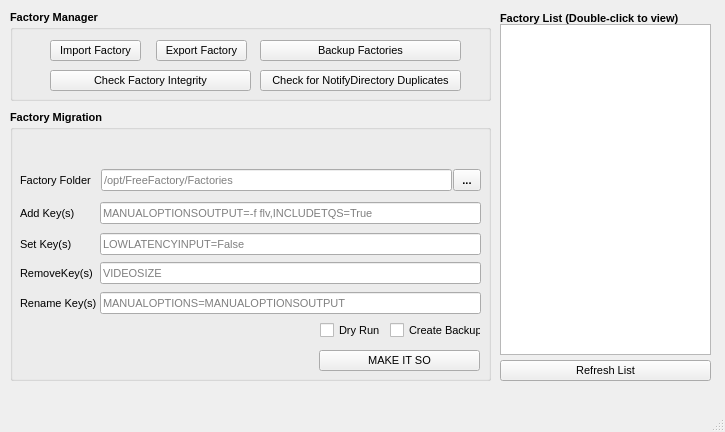
Old version of the form bin/FactoryMgr.ui in the repository lacojim/FreeFactoryQT.
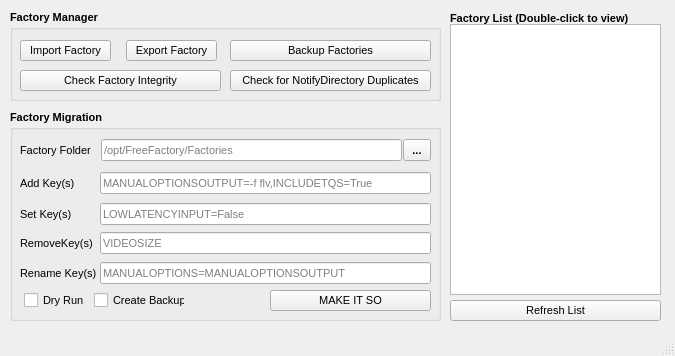
New version of the form.

```diff
--- a/bin/FactoryMgr.ui
+++ b/bin/FactoryMgr.ui
@@ -6,8 +6,8 @@
    <rect>
     <x>0</x>
     <y>0</y>
-    <width>725</width>
-    <height>432</height>
+    <width>675</width>
+    <height>356</height>
    </rect>
   </property>
   <property name="windowTitle">
@@ -19,7 +19,7 @@
      <rect>
       <x>10</x>
       <y>10</y>
-      <width>481</width>
+      <width>431</width>
       <height>91</height>
      </rect>
     </property>
@@ -35,7 +35,7 @@
     <widget class="QPushButton" name="ExportFactory">
      <property name="geometry">
       <rect>
-       <x>146</x>
+       <x>116</x>
        <y>30</y>
        <width>91</width>
        <height>21</height>
@@ -57,7 +57,7 @@
     <widget class="QPushButton" name="ImportFactory">
      <property name="geometry">
       <rect>
-       <x>40</x>
+       <x>10</x>
        <y>30</y>
        <width>91</width>
        <height>21</height>
@@ -79,7 +79,7 @@
     <widget class="QPushButton" name="BackupFactories">
      <property name="geometry">
       <rect>
-       <x>250</x>
+       <x>220</x>
        <y>30</y>
        <width>201</width>
        <height>21</height>
@@ -101,7 +101,7 @@
     <widget class="QPushButton" name="CheckFactoryIntegrity">
      <property name="geometry">
       <rect>
-       <x>40</x>
+       <x>10</x>
        <y>60</y>
        <width>201</width>
        <height>21</height>
@@ -123,7 +123,7 @@
     <widget class="QPushButton" name="CheckNotifyDuplicates">
      <property name="geometry">
       <rect>
-       <x>250</x>
+       <x>220</x>
        <y>60</y>
        <width>201</width>
        <height>21</height>
@@ -148,8 +148,8 @@
      <rect>
       <x>10</x>
       <y>110</y>
-      <width>481</width>
-      <height>271</height>
+      <width>431</width>
+      <height>211</height>
      </rect>
     </property>
     <property name="font">
@@ -164,8 +164,8 @@
     <widget class="QToolButton" name="buttonSelectFactoryDir">
      <property name="geometry">
       <rect>
-       <x>443</x>
-       <y>59</y>
+       <x>393</x>
+       <y>29</y>
        <width>28</width>
        <height>22</height>
       </rect>
@@ -178,8 +178,8 @@
      <property name="geometry">
       <rect>
        <x>91</x>
-       <y>59</y>
-       <width>351</width>
+       <y>29</y>
+       <width>301</width>
        <height>22</height>
       </rect>
      </property>
@@ -201,7 +201,7 @@
      <property name="geometry">
       <rect>
        <x>10</x>
-       <y>62</y>
+       <y>32</y>
        <width>81</width>
        <height>16</height>
       </rect>
@@ -220,7 +220,7 @@
      <property name="geometry">
       <rect>
        <x>10</x>
-       <y>95</y>
+       <y>65</y>
        <width>61</width>
        <height>16</height>
       </rect>
@@ -239,8 +239,8 @@
      <property name="geometry">
       <rect>
        <x>90</x>
-       <y>92</y>
-       <width>381</width>
+       <y>62</y>
+       <width>331</width>
        <height>22</height>
       </rect>
      </property>
@@ -261,8 +261,8 @@
      <property name="geometry">
       <rect>
        <x>90</x>
-       <y>123</y>
-       <width>381</width>
+       <y>93</y>
+       <width>331</width>
        <height>22</height>
       </rect>
      </property>
@@ -283,7 +283,7 @@
      <property name="geometry">
       <rect>
        <x>10</x>
-       <y>126</y>
+       <y>96</y>
        <width>61</width>
        <height>16</height>
       </rect>
@@ -302,7 +302,7 @@
      <property name="geometry">
       <rect>
        <x>10</x>
-       <y>155</y>
+       <y>125</y>
        <width>81</width>
        <height>16</height>
       </rect>
@@ -321,8 +321,8 @@
      <property name="geometry">
       <rect>
        <x>90</x>
-       <y>152</y>
-       <width>381</width>
+       <y>122</y>
+       <width>331</width>
        <height>22</height>
       </rect>
      </property>
@@ -342,8 +342,8 @@
     <widget class="QCheckBox" name="checkDryRun">
      <property name="geometry">
       <rect>
-       <x>310</x>
-       <y>210</y>
+       <x>14</x>
+       <y>180</y>
        <width>82</width>
        <height>20</height>
       </rect>
@@ -365,8 +365,8 @@
     <widget class="QCheckBox" name="checkCreateBackups">
      <property name="geometry">
       <rect>
-       <x>380</x>
-       <y>210</y>
+       <x>84</x>
+       <y>180</y>
        <width>91</width>
        <height>20</height>
       </rect>
@@ -388,8 +388,8 @@
      <property name="geometry">
       <rect>
        <x>90</x>
-       <y>182</y>
-       <width>381</width>
+       <y>152</y>
+       <width>331</width>
        <height>22</height>
       </rect>
      </property>
@@ -410,7 +410,7 @@
      <property name="geometry">
       <rect>
        <x>10</x>
-       <y>185</y>
+       <y>155</y>
        <width>81</width>
        <height>16</height>
       </rect>
@@ -428,8 +428,8 @@
     <widget class="QPushButton" name="CommitChanges">
      <property name="geometry">
       <rect>
-       <x>309</x>
-       <y>240</y>
+       <x>260</x>
+       <y>180</y>
        <width>161</width>
        <height>21</height>
       </rect>
@@ -451,10 +451,10 @@
    <widget class="QListWidget" name="listFactoryFiles">
     <property name="geometry">
      <rect>
-      <x>500</x>
+      <x>450</x>
       <y>24</y>
       <width>211</width>
-      <height>331</height>
+      <height>271</height>
      </rect>
     </property>
     <property name="font">
@@ -467,7 +467,7 @@
    <widget class="QLabel" name="label_6">
     <property name="geometry">
      <rect>
-      <x>500</x>
+      <x>450</x>
       <y>10</y>
       <width>211</width>
       <height>16</height>
@@ -486,8 +486,8 @@
    <widget class="QPushButton" name="RefreshList">
     <property name="geometry">
      <rect>
-      <x>500</x>
-      <y>360</y>
+      <x>450</x>
+      <y>300</y>
       <width>211</width>
       <height>21</height>
      </rect>
```
